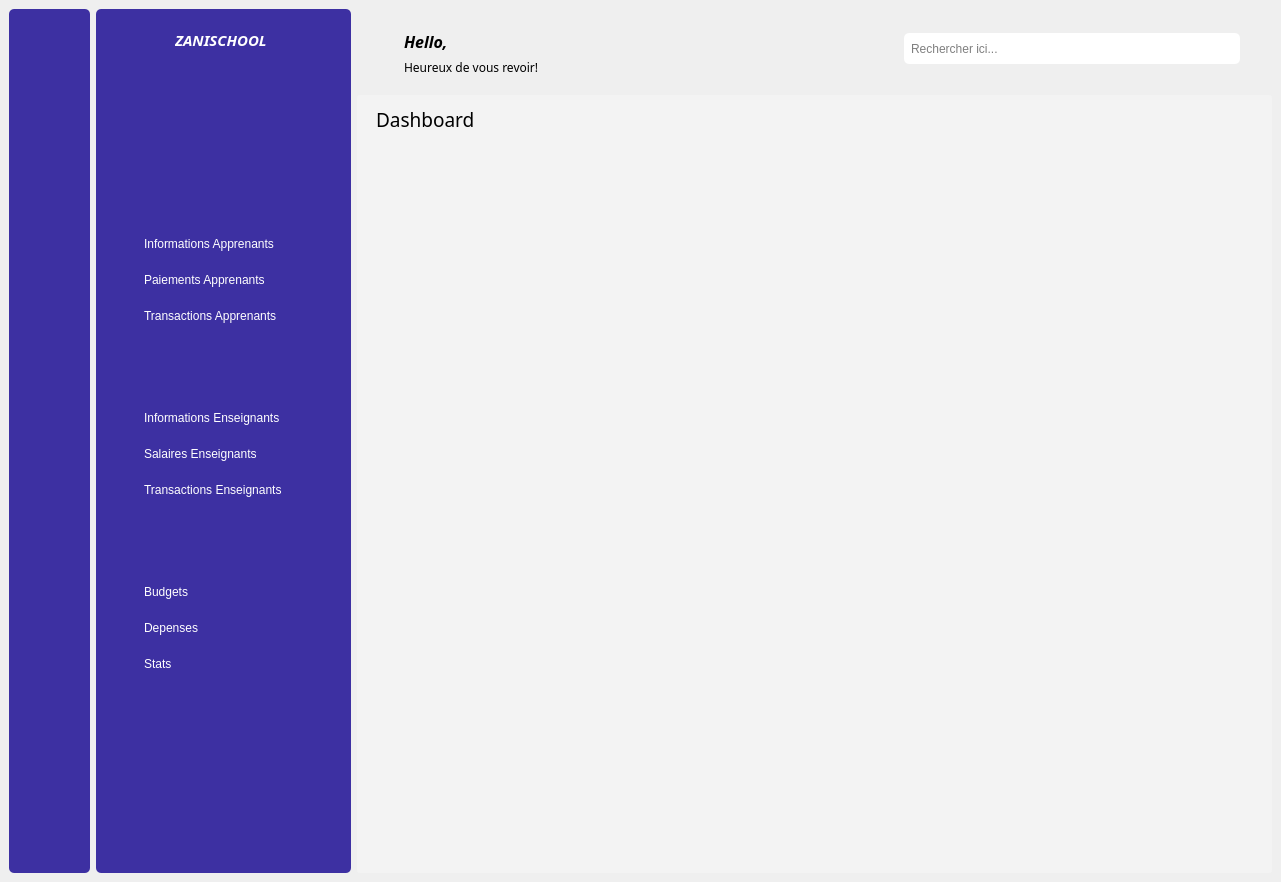
Above: index.ui from LAPTOP237/zanischool_desktop before the change. Below: the same form after it.
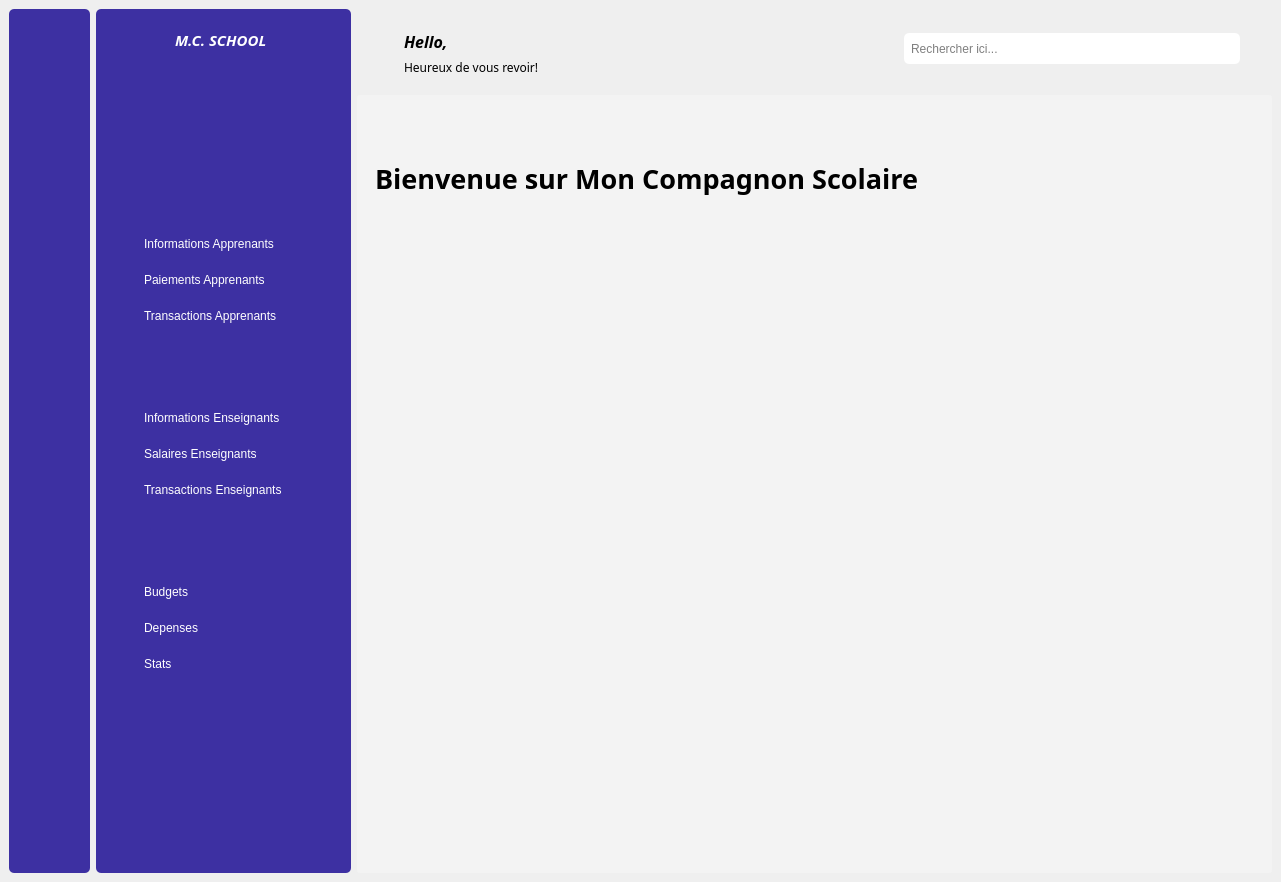
That is the form after the change. The open tabs and pages were chosen to show the change. Icons and pictures are not drawn.

What changed in the file:
```diff
--- a/index.ui
+++ b/index.ui
@@ -381,7 +381,7 @@
               </font>
              </property>
              <property name="text">
-              <string>ZANISCHOOL</string>
+              <string>M.C. SCHOOL</string>
              </property>
             </widget>
            </item>
@@ -1113,25 +1113,132 @@
             <number>3</number>
            </property>
            <widget class="QWidget" name="page">
-            <widget class="QLabel" name="label">
-             <property name="geometry">
-              <rect>
-               <x>10</x>
-               <y>0</y>
-               <width>271</width>
-               <height>31</height>
-              </rect>
-             </property>
-             <property name="font">
-              <font>
-               <family>Montserrat SemiBold</family>
-               <pointsize>14</pointsize>
-              </font>
-             </property>
-             <property name="text">
-              <string>Dashboard</string>
-             </property>
-            </widget>
+            <layout class="QVBoxLayout" name="verticalLayout_16">
+             <item>
+              <layout class="QHBoxLayout" name="horizontalLayout_11">
+               <item>
+                <widget class="QLabel" name="label_24">
+                 <property name="minimumSize">
+                  <size>
+                   <width>700</width>
+                   <height>51</height>
+                  </size>
+                 </property>
+                 <property name="maximumSize">
+                  <size>
+                   <width>700</width>
+                   <height>71</height>
+                  </size>
+                 </property>
+                 <property name="font">
+                  <font>
+                   <family>Montserrat SemiBold</family>
+                   <pointsize>20</pointsize>
+                   <weight>75</weight>
+                   <bold>true</bold>
+                  </font>
+                 </property>
+                 <property name="text">
+                  <string>Bienvenue sur Mon Compagnon Scolaire</string>
+                 </property>
+                </widget>
+               </item>
+               <item>
+                <spacer name="horizontalSpacer_7">
+                 <property name="orientation">
+                  <enum>Qt::Horizontal</enum>
+                 </property>
+                 <property name="sizeType">
+                  <enum>QSizePolicy::Expanding</enum>
+                 </property>
+                 <property name="sizeHint" stdset="0">
+                  <size>
+                   <width>24</width>
+                   <height>128</height>
+                  </size>
+                 </property>
+                </spacer>
+               </item>
+               <item>
+                <widget class="QLabel" name="label_21">
+                 <property name="minimumSize">
+                  <size>
+                   <width>111</width>
+                   <height>131</height>
+                  </size>
+                 </property>
+                 <property name="maximumSize">
+                  <size>
+                   <width>111</width>
+                   <height>131</height>
+                  </size>
+                 </property>
+                 <property name="text">
+                  <string/>
+                 </property>
+                 <property name="pixmap">
+                  <pixmap resource="resources.qrc">:/icons/logo_mc.png</pixmap>
+                 </property>
+                 <property name="scaledContents">
+                  <bool>true</bool>
+                 </property>
+                </widget>
+               </item>
+              </layout>
+             </item>
+             <item>
+              <layout class="QVBoxLayout" name="verticalLayout_15">
+               <item>
+                <spacer name="verticalSpacer_3">
+                 <property name="orientation">
+                  <enum>Qt::Vertical</enum>
+                 </property>
+                 <property name="sizeHint" stdset="0">
+                  <size>
+                   <width>20</width>
+                   <height>28</height>
+                  </size>
+                 </property>
+                </spacer>
+               </item>
+               <item>
+                <widget class="QLabel" name="label">
+                 <property name="minimumSize">
+                  <size>
+                   <width>850</width>
+                   <height>550</height>
+                  </size>
+                 </property>
+                 <property name="text">
+                  <string/>
+                 </property>
+                 <property name="pixmap">
+                  <pixmap resource="resources.qrc">:/icons/logo_mc2.png</pixmap>
+                 </property>
+                 <property name="scaledContents">
+                  <bool>false</bool>
+                 </property>
+                 <property name="alignment">
+                  <set>Qt::AlignCenter</set>
+                 </property>
+                </widget>
+               </item>
+               <item>
+                <spacer name="verticalSpacer_4">
+                 <property name="orientation">
+                  <enum>Qt::Vertical</enum>
+                 </property>
+                 <property name="sizeHint" stdset="0">
+                  <size>
+                   <width>20</width>
+                   <height>28</height>
+                  </size>
+                 </property>
+                </spacer>
+               </item>
+              </layout>
+             </item>
+            </layout>
            </widget>
            <widget class="QWidget" name="page_2">
             <widget class="QLabel" name="label_8">
```
Left out of the diff: 168 changed lines with no effect on the pictures.
